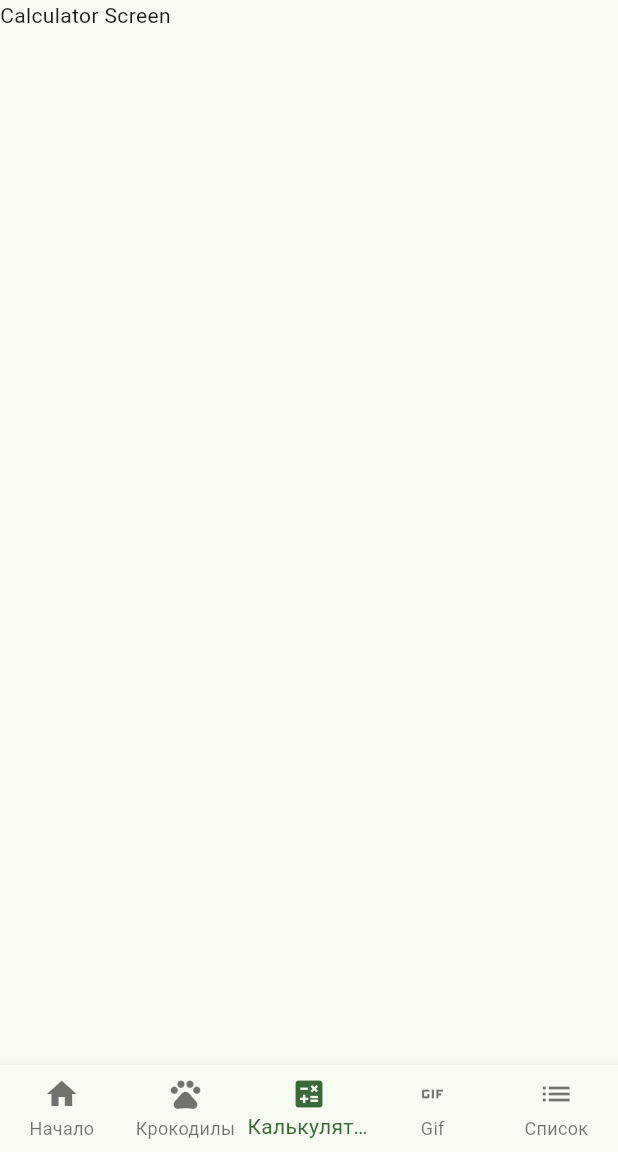
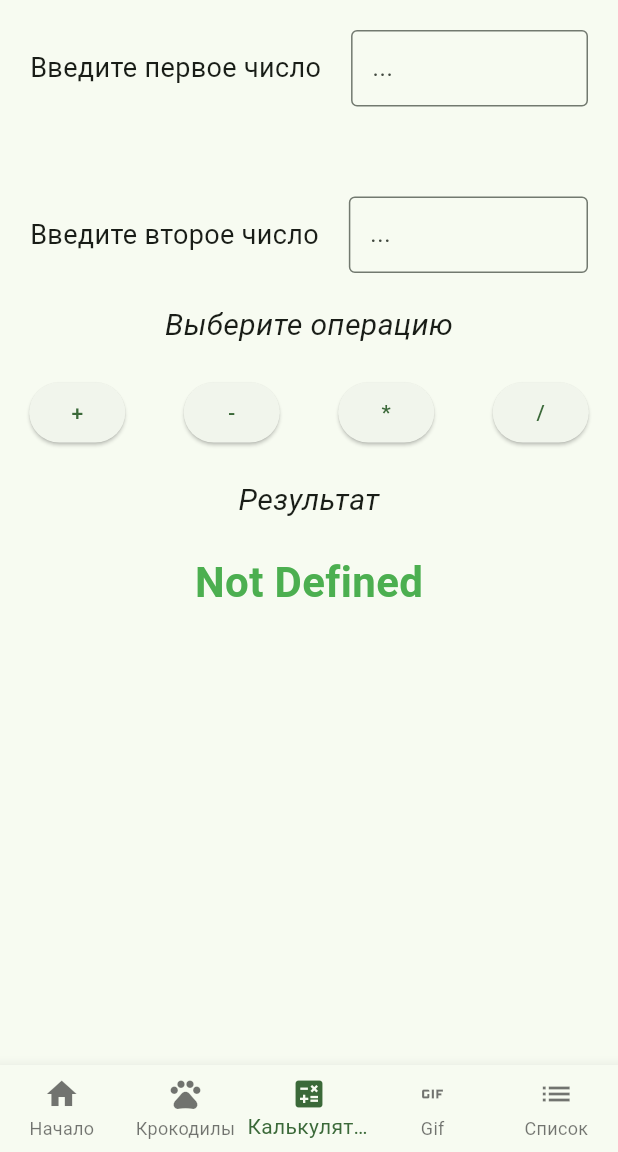
Before and after one commit to sharingan2077/rkmp_flutter, a Flutter app: the screen it shows after launch, item 3 of the bottom bar chosen, on a phone screen of 412 x 824 dp, the part 84-1236 px from its top. Run offline on Flutter 3.47's test engine with Material 3 defaults, Android fonts, the phone set to English and light mode, and no system bars.

Commit message:
[prac3] Adding calculator_screen

```diff
--- a/lib/calculator_screen.dart
+++ b/lib/calculator_screen.dart
@@ -0,0 +1,132 @@
+import 'package:flutter/material.dart';
+
+class CalculatorScreen extends StatefulWidget {
+  const CalculatorScreen({super.key});
+
+  @override
+  State<CalculatorScreen> createState() => _CalculatorScreenState();
+}
+
+class _CalculatorScreenState extends State<CalculatorScreen> {
+  double? _result = null;
+  double? _x = null;
+  double? _y = null;
+
+  void add() {
+    setState(() {
+      _result = (_x != null && _y != null) ? _x! + _y! : null;
+    });
+  }
+
+  void subtract() {
+    setState(() {
+      _result = (_x != null && _y != null) ? _x! - _y! : null;
+    });
+  }
+
+  void multiply() {
+    setState(() {
+      _result = (_x != null && _y != null) ? _x! * _y! : null;
+    });
+  }
+
+  void divide() {
+    setState(() {
+      _result = (_x != null && _y != null) ? _x! / _y! : null;
+    });
+  }
+
+  @override
+  Widget build(BuildContext context) {
+    return Column(
+      children: [
+        SizedBox(height: 20),
+        Padding(
+          padding: const EdgeInsets.symmetric(horizontal: 20),
+          child: Row(
+            children: [
+              Text(
+                "Введите первое число",
+                style: TextStyle(fontSize: 18),
+              ),
+              SizedBox(width: 20), // небольшой отступ между текстом и полем
+              Expanded(
+                child: TextField(
+                  style: TextStyle(fontSize: 18),
+                  onChanged: (numberStr) {
+                    _x = double.tryParse(numberStr);
+                  },
+                  keyboardType: TextInputType.number,
+                  decoration: InputDecoration(
+                    labelText: "...",
+                    border: OutlineInputBorder(), // по желанию для рамки
+                    contentPadding: EdgeInsets.symmetric(horizontal: 10, vertical: 12),
+                  ),
+                ),
+              ),
+            ],
+          ),
+        ),
+        SizedBox(height: 60),
+        Padding(
+          padding: const EdgeInsets.symmetric(horizontal: 20),
+          child: Row(
+            children: [
+              Text(
+                "Введите второе число",
+                style: TextStyle(fontSize: 18),
+              ),
+              SizedBox(width: 20), // небольшой отступ между текстом и полем
+              Expanded(
+                child: TextField(
+                  style: TextStyle(fontSize: 18),
+                  onChanged: (numberStr) {
+                    _y = double.tryParse(numberStr);
+                  },
+                  keyboardType: TextInputType.number,
+                  decoration: InputDecoration(
+                    labelText: "...",
+                    border: OutlineInputBorder(), // по желанию для рамки
+                    contentPadding: EdgeInsets.symmetric(horizontal: 10, vertical: 12),
+                  ),
+                ),
+              ),
+            ],
+          ),
+        ),
+        SizedBox(height: 20),
+        Text(
+          "Выберите операцию",
+          style: TextStyle(fontSize: 20, fontStyle: FontStyle.italic),
+        ),
+        SizedBox(height: 20),
+        Row(
+          mainAxisAlignment: MainAxisAlignment.spaceEvenly,
+          children: [
+            ElevatedButton(onPressed: add, child: Text("+")),
+            SizedBox(height: 20),
+            ElevatedButton(onPressed: subtract, child: Text("-")),
+            SizedBox(height: 20),
+            ElevatedButton(onPressed: multiply, child: Text("*")),
+            SizedBox(height: 20),
+            ElevatedButton(onPressed: divide, child: Text("/")),
+          ],
+        ),
+        SizedBox(height: 20),
+        Text(
+          "Результат",
+          style: TextStyle(fontSize: 20, fontStyle: FontStyle.italic),
+        ),
+        SizedBox(height: 20),
+        Text(
+          "${_result ?? "Not Defined"}",
+          style: TextStyle(
+            fontSize: 28,
+            fontWeight: FontWeight.bold,
+            color: Colors.green,
+          ),
+        ),
+      ],
+    );
+  }
+}
--- a/lib/main.dart
+++ b/lib/main.dart
@@ -41,7 +41,7 @@ class _MyHomePageState extends State<MyHomePage> {
   final List<Widget> screens = [
     const HomeScreen(),
     CrocodileScreen(),
-    const Text("Calculator Screen"),
+    CalculatorScreen(),
     const Text("Gif Screen"),
     const Text("List Screen"),
   ];
```
